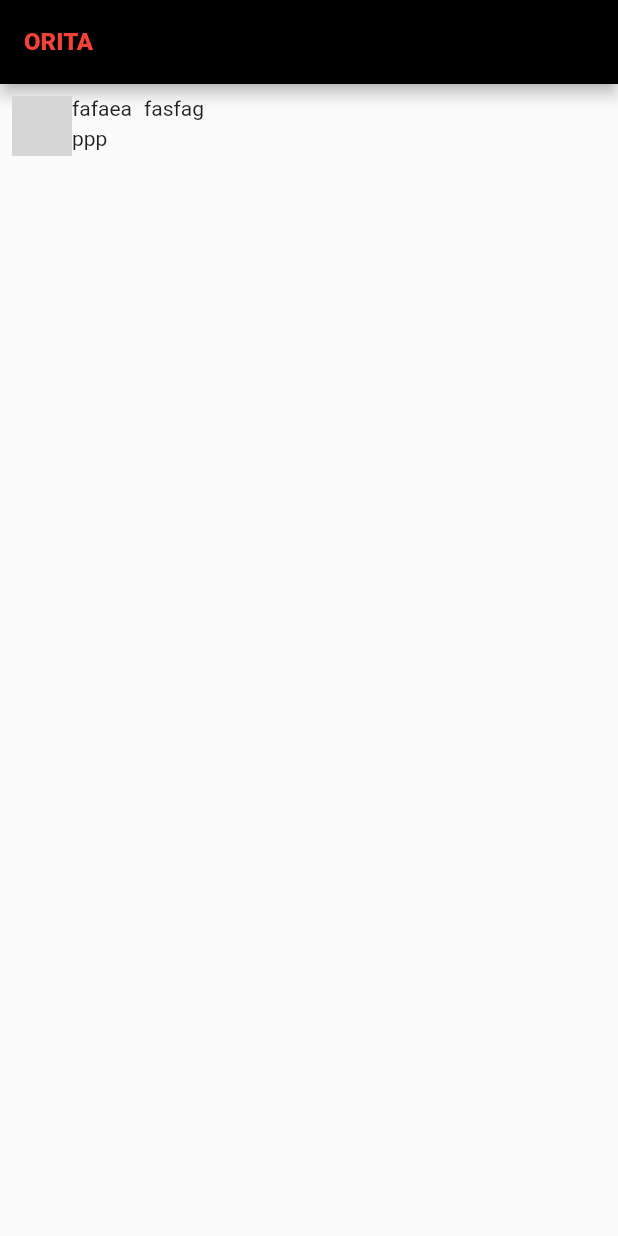
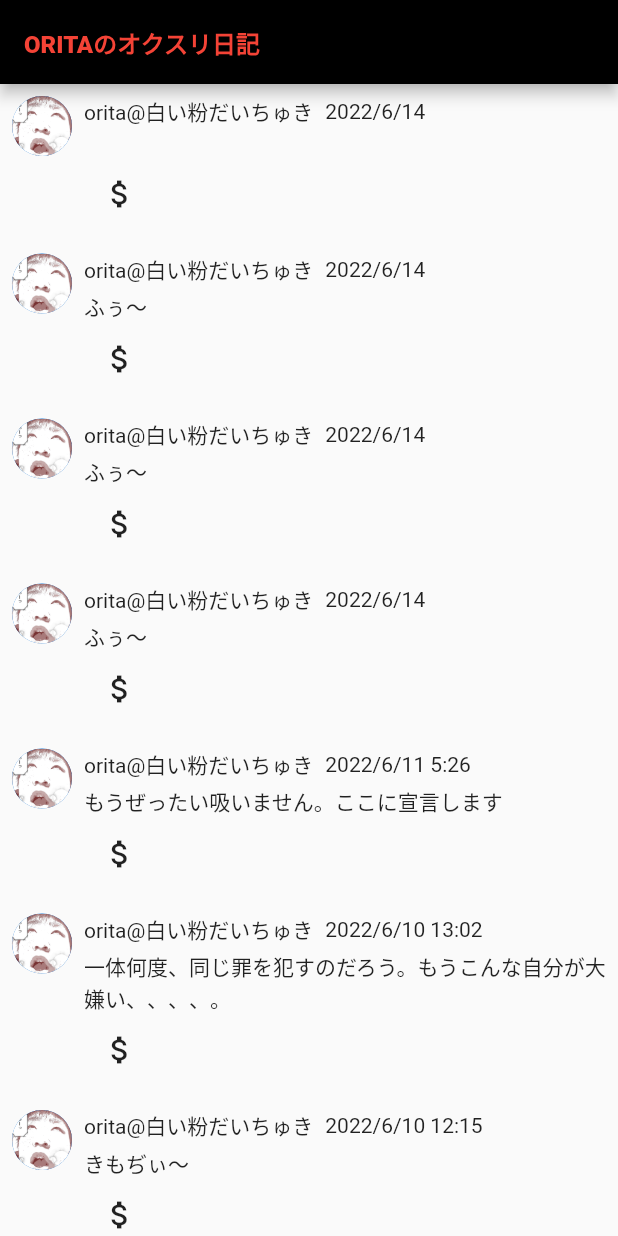
Before and after one commit to kuso-megane/twitterUI_test_flutter, a Flutter app: the screen it shows after launch, on a phone screen of 412 x 824 dp. Run offline on Flutter 3.47's test engine with Material 2 defaults, Android fonts, the phone set to English and light mode, and no system bars; grey boxes are pictures that could not be loaded.

Commit message:
ファイル分割、Tweetile flexibleに

```diff
--- /dev/null
+++ b/lib/Tweetile.dart
@@ -0,0 +1,59 @@
+import 'package:flutter/material.dart';
+
+class Tweetile extends StatelessWidget {
+
+  final String content;
+  final String time;
+
+  Tweetile(
+    {
+      required String this.content,
+      required String this.time,
+      Key? key,
+    }
+  ) : super(key: key);
+
+
+
+  @override
+  Widget build(BuildContext context) {
+    return Padding(
+      padding: const EdgeInsets.all(8.0),
+      child: Row(
+        crossAxisAlignment: CrossAxisAlignment.start,
+        children: [
+          CircleAvatar(
+            backgroundImage: AssetImage('images/dope_orita.jpg'),
+          ),
+          SizedBox(width: 8,),
+
+          Flexible (
+            child: Column(
+              crossAxisAlignment: CrossAxisAlignment.start,
+              children: [
+                Row(
+                    children: [
+                      Text("orita@白い粉だいちゅき"),
+                      SizedBox(width: 8),
+                      Text(this.time)
+                    ],
+                ),
+
+                SizedBox(height: 4,),
+                Text(
+                  this.content,
+                ),
+                IconButton(
+                  onPressed: (){},
+                  icon: Icon(
+                    Icons.attach_money,
+                  )
+                )
+              ],
+            ),
+          ),
+        ],
+      ),
+    );
+  }
+}
--- a/lib/main.dart
+++ b/lib/main.dart
@@ -1,4 +1,5 @@
 import 'package:flutter/material.dart';
+import 'Tweetile.dart';
 
 void main() {
   runApp(const MyApp());
@@ -15,7 +16,7 @@ class MyApp extends StatelessWidget {
         appBar: AppBar(
           backgroundColor: Colors.black,
           title: const Text(
-            'ORITA',
+            'ORITAのオクスリ日記',
             style: TextStyle(
               fontWeight: FontWeight.w900,
               fontSize: 16,
@@ -24,33 +25,21 @@ class MyApp extends StatelessWidget {
           ),
         ),
 
-        body: Padding(
-          padding: const EdgeInsets.all(8.0),
-          child: Row(
-            crossAxisAlignment: CrossAxisAlignment.start,
+        body: SingleChildScrollView(
+          child:   Column(
             children: [
-              CircleAvatar(
-                backgroundImage: ,
-              ),
-
-              Column(
-                crossAxisAlignment: CrossAxisAlignment.start,
-                children: [
-                  Row(
-                      children: [
-                        Text('fafaea'),
-                        SizedBox(width: 8),
-                        Text('fasfag')
-                      ],
-                  ),
-
-                  SizedBox(height: 4,),
-                  Text('ppp')
-                ],
-              ),
+              Tweetile(content: '', time: '2022/6/14'),
+              Tweetile(content: 'ふぅ〜', time: '2022/6/14'),
+              Tweetile(content: 'ふぅ〜', time: '2022/6/14'),
+              Tweetile(content: 'ふぅ〜', time: '2022/6/14'),
+              Tweetile(content: 'もうぜったい吸いません。ここに宣言します', time: '2022/6/11 5:26'),
+              Tweetile(content: '一体何度、同じ罪を犯すのだろう。もうこんな自分が大嫌い、、、、。', time: '2022/6/10 13:02'),
+              Tweetile(content: 'きもぢぃ〜', time: '2022/6/10 12:15'),
+              Tweetile(content: 'ふぅ〜', time: '2022/6/10 12:13'),
             ],
           ),
-        ),
+        )
+
       ),
     );
 
```
